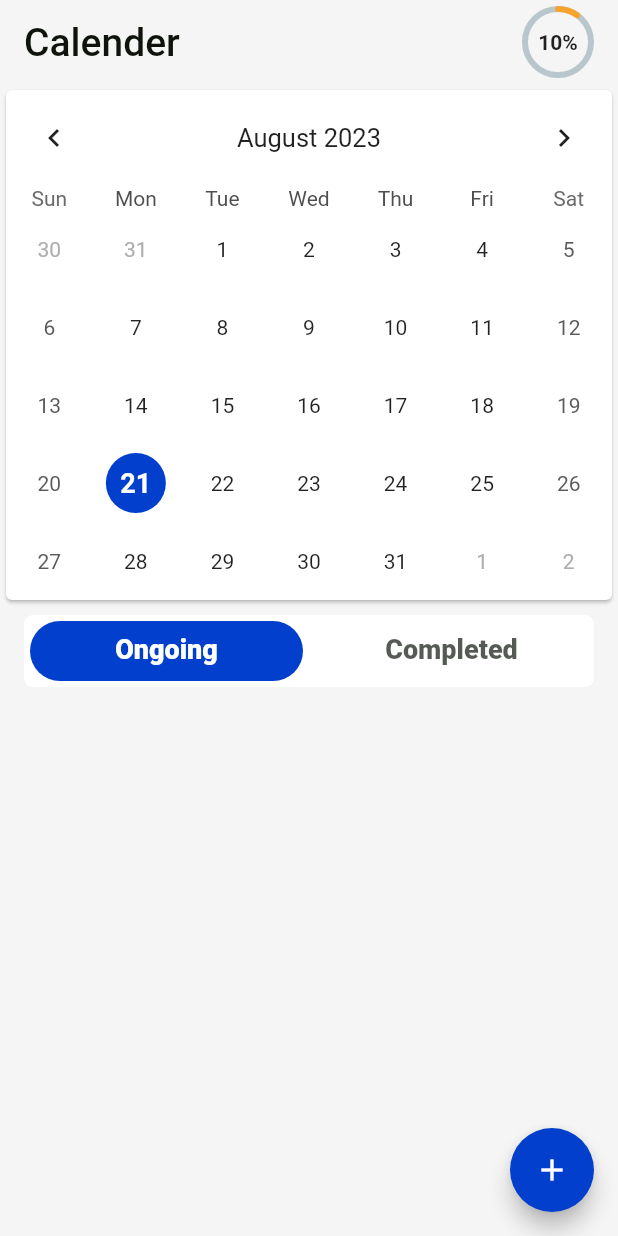
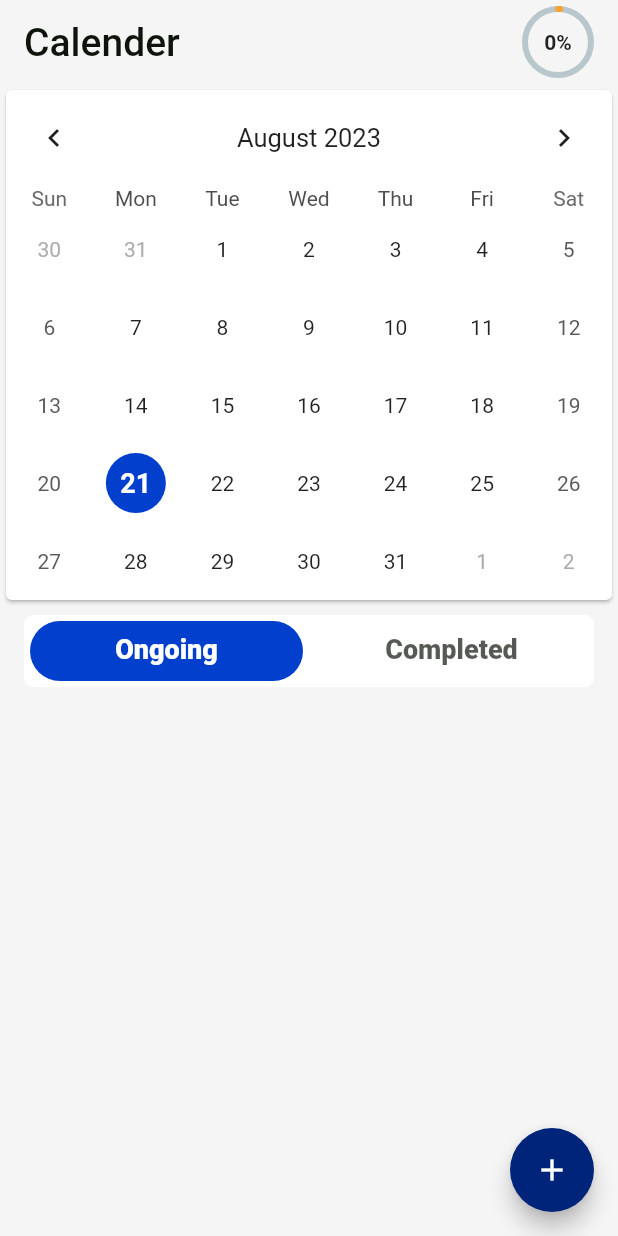
Before and after one commit to elhamebrahimpour/flutter_calender, a Flutter app: the screen it shows after launch, on a phone screen of 412 x 824 dp. Run offline on Flutter 3.47's test engine with Material 2 defaults, Android fonts, the phone set to English and light mode, and no system bars; drawn by our look-alikes of percent_indicator, table_calendar; our stand-ins replace bloc, flutter_bloc, flutter_local_notifications, get_it, hive_flutter, timezone; missing offline and left inert: day_night_time_picker; accounts and stored records are empty; generated files the repository leaves out were written again.

Commit message:
solve problems

```diff
--- a/lib/bloc/calendar_event.dart
+++ b/lib/bloc/calendar_event.dart
@@ -19,8 +19,10 @@ class CalendarDeletedEvent extends CalendarEvent {
   CalendarDeletedEvent(this.eventModel);
 }
 
-class CalendarCompletedEvent extends CalendarEvent {
+class CalendarAddedToCompletedEvent extends CalendarEvent {
   final String title;
   final DateTime date;
-  CalendarCompletedEvent(this.title, this.date);
+  CalendarAddedToCompletedEvent(this.title, this.date);
 }
+
+class ClearAllEvent extends CalendarEvent {}
--- a/lib/data/datasource/local_datasource.dart
+++ b/lib/data/datasource/local_datasource.dart
@@ -13,7 +13,7 @@ abstract class ILocalDatasource {
 
   List<CompletedEvent> getCompletedEvents();
 
-  Future<void> deleteAllEvents();
+  Future<void> clearAllEvents();
 }
 
 class HiveLocalDatasource extends ILocalDatasource {
@@ -46,7 +46,7 @@ class HiveLocalDatasource extends ILocalDatasource {
   }
 
   @override
-  Future<void> deleteAllEvents() async {
-    await completedEventBox.delete('completedEventBox');
+  Future<void> clearAllEvents() async {
+    await completedEventBox.clear();
   }
 }
--- a/lib/ui/screens/calender_screen.dart
+++ b/lib/ui/screens/calender_screen.dart
@@ -26,6 +26,9 @@ class _CalenderScreenState extends State<CalenderScreen>
   DateTime _selectedDay = DateTime.now();
   TabController? _tabController;
   bool _isFabVisible = true;
+
+  int totalEvents = 0;
+  int completedEvents = 0;
 
   // calendar ui method
   void _onDaySelected(DateTime selectedDay, DateTime focusedDay) {
@@ -66,8 +69,21 @@ class _CalenderScreenState extends State<CalenderScreen>
               return true;
             },
             child: SafeArea(
-              child: BlocBuilder<CalendarBloc, CalendarState>(
+              child: BlocConsumer<CalendarBloc, CalendarState>(
+                listener: (context, state) {
+                  if (state is CalendarUpdateDataState) {
+                    context
+                        .read<CalendarBloc>()
+                        .add(CalendarFetchedDataFromHiveEvent());
+                  }
+                },
                 builder: (context, state) {
+                  return BlocBuilder<CalendarBloc, CalendarState>(
+                    builder: (context, state) {
+                      if (state is CalendarFetchDataFromHiveState) {
+                        totalEvents = state.events.length;
+                        completedEvents = state.completedEvents.length;
+                      }
                       return Column(
                         children: [
                           Card(
@@ -86,9 +102,10 @@ class _CalenderScreenState extends State<CalenderScreen>
                                 todayDecoration: FuncUtils.calenderDecoration(
                                   AppColors.mainColor.withOpacity(0.2),
                                 ),
-                            todayTextStyle:
-                                FuncUtils.dayTextStyle(AppColors.blackColor),
-                            selectedDecoration: FuncUtils.calenderDecoration(
+                                todayTextStyle: FuncUtils.dayTextStyle(
+                                    AppColors.blackColor),
+                                selectedDecoration:
+                                    FuncUtils.calenderDecoration(
                                   AppColors.mainColor,
                                 ),
                                 markersMaxCount: 1,
@@ -96,8 +113,8 @@ class _CalenderScreenState extends State<CalenderScreen>
                                 markerDecoration: FuncUtils.calenderDecoration(
                                   AppColors.markColor,
                                 ),
-                            selectedTextStyle:
-                                FuncUtils.dayTextStyle(AppColors.whiteColor),
+                                selectedTextStyle: FuncUtils.dayTextStyle(
+                                    AppColors.whiteColor),
                               ),
                               selectedDayPredicate: (day) =>
                                   isSameDay(day, _selectedDay),
@@ -112,7 +129,7 @@ class _CalenderScreenState extends State<CalenderScreen>
                             ),
                           ),
                           TabBarItems(tabController: _tabController),
-                      if (state is CalendarFetchDataFromHiveState) ...[
+                          if (state is CalendarFetchDataFromHiveState) ...{
                             Expanded(
                               child: TabBarViewContent(
                                 _tabController,
@@ -120,9 +137,11 @@ class _CalenderScreenState extends State<CalenderScreen>
                                 state.events,
                                 state.completedEvents,
                               ),
-                        )
-                      ]
+                            ),
+                          },
                         ],
+                      );
+                    },
                   );
                 },
               ),
@@ -131,7 +150,7 @@ class _CalenderScreenState extends State<CalenderScreen>
           floatingActionButton: Visibility(
             visible: _isFabVisible,
             child: FloatingActionButton(
-              backgroundColor: AppColors.mainColor,
+              backgroundColor: AppColors.buttonColor,
               onPressed: () => showModalBottomSheet(
                 barrierColor: Colors.transparent,
                 backgroundColor: Colors.transparent,
@@ -149,11 +168,7 @@ class _CalenderScreenState extends State<CalenderScreen>
                     ),
                   );
                 },
-              ).then((value) {
-                context
-                    .read<CalendarBloc>()
-                    .add(CalendarFetchedDataFromHiveEvent());
-              }),
+              ),
               child: const Icon(Icons.add),
             ),
           ),
@@ -163,6 +178,7 @@ class _CalenderScreenState extends State<CalenderScreen>
   }
 
   AppBar _buildCalenderAppbar() {
+    double percent = completedEvents / totalEvents;
     return AppBar(
       backgroundColor: Colors.transparent,
       elevation: 0,
@@ -181,10 +197,12 @@ class _CalenderScreenState extends State<CalenderScreen>
             lineWidth: 4,
             animation: true,
             animationDuration: 800,
-            percent: 0.1,
-            center: const Text(
-              '10%',
-              style: TextStyle(
+            percent: completedEvents == 0 ? 0.01 : percent,
+            center: Text(
+              completedEvents == 0
+                  ? '0%'
+                  : '${(percent * 100).toStringAsFixed(0)}%',
+              style: const TextStyle(
                 fontWeight: FontWeight.bold,
                 fontSize: 14.0,
               ),
--- a/lib/utilities/const_colors.dart
+++ b/lib/utilities/const_colors.dart
@@ -12,4 +12,6 @@ class AppColors {
   static const greyColor = Color(0xffbfc3c8);
 
   static const markColor = Color.fromARGB(255, 247, 164, 47);
+
+  static const buttonColor = Color.fromARGB(255, 0, 36, 122);
 }
```
Also changed, not shown: lib/bloc/calendar_bloc.dart (+6 -1 lines), lib/data/repository/local_repository.dart (+7 -0 lines), lib/ui/widgets/completed_event_item.dart (added, +75 -0 lines), lib/ui/widgets/event_item.dart (+54 -48 lines), lib/ui/widgets/tabbar_view_content.dart (+28 -56 lines). Lines whose indentation alone changed are shown as unchanged.
